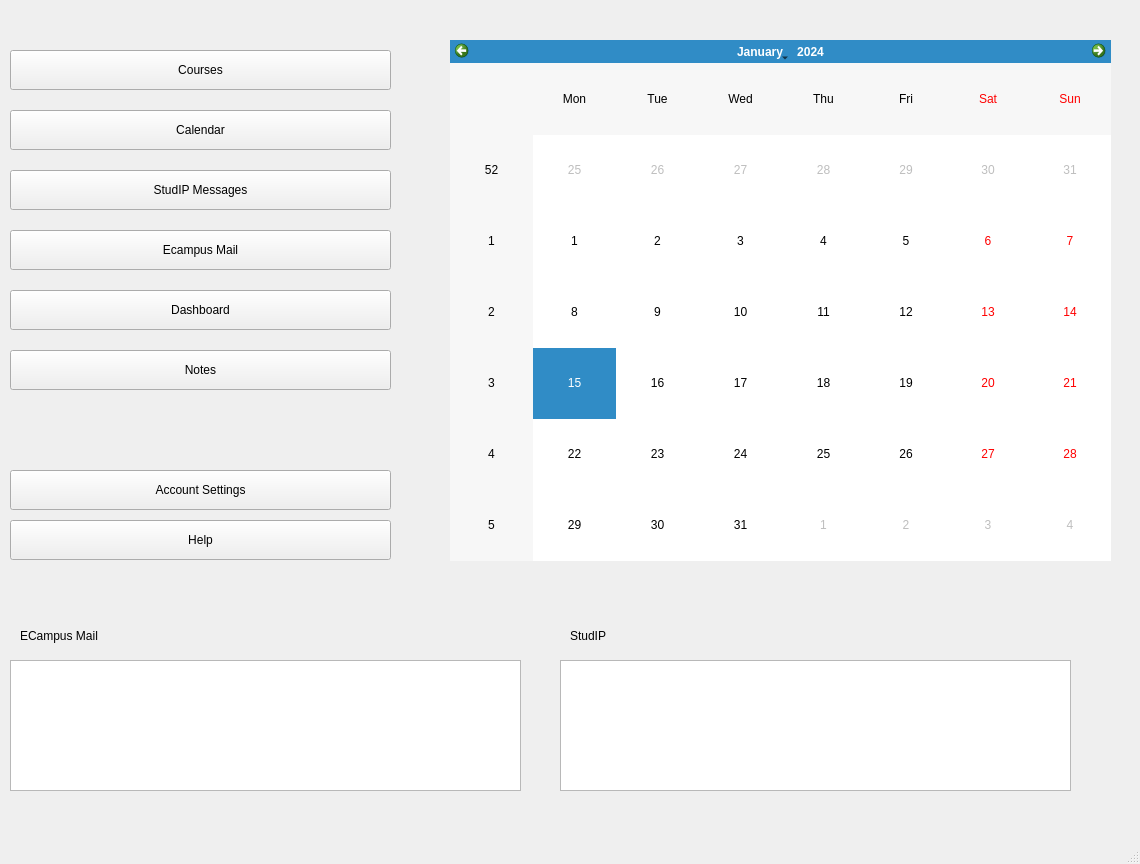
This is main/menu.ui in Demonim/Simargl-Study-Project as Qt 5 draws it before an edit. The edited form follows.
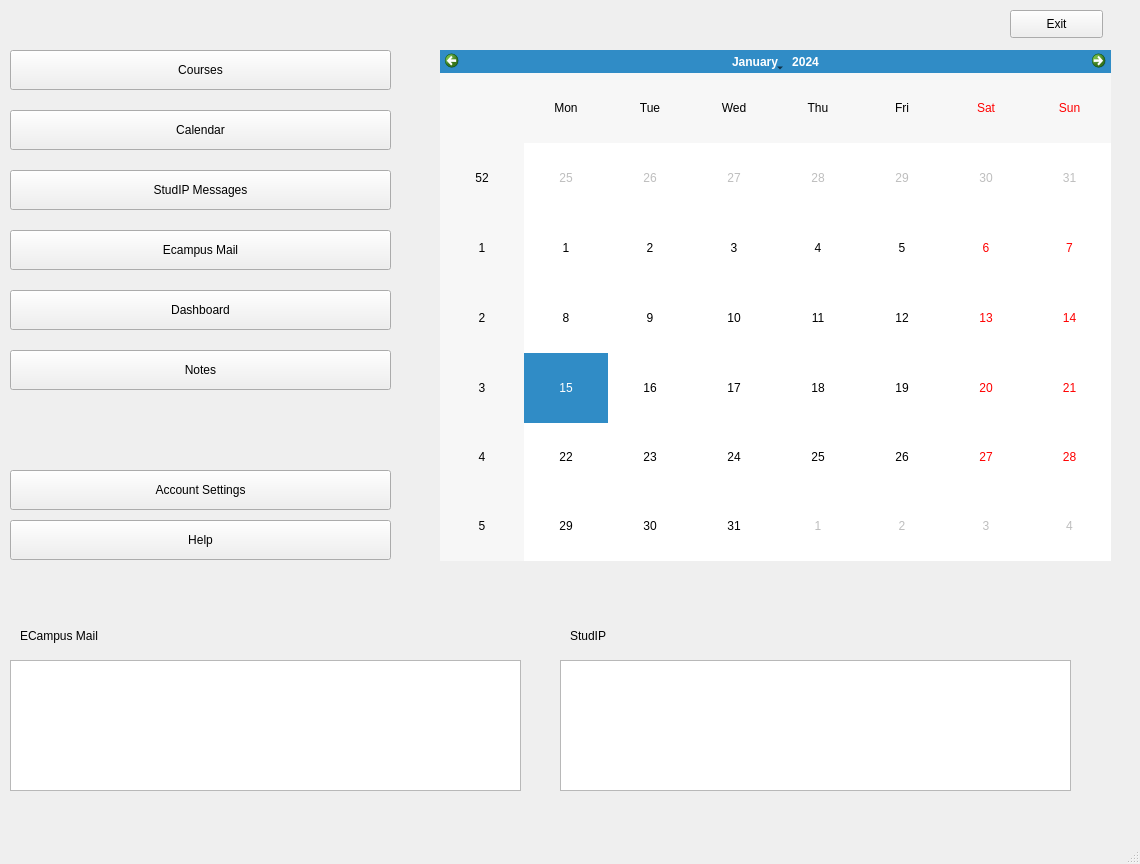
This is the edited form.

Commit message: Adding seperate windows for each button in menu 0.1

```diff
--- a/main/menu.ui
+++ b/main/menu.ui
@@ -121,10 +121,10 @@
    <widget class="QCalendarWidget" name="calendarWidget">
     <property name="geometry">
      <rect>
-      <x>450</x>
-      <y>40</y>
-      <width>661</width>
-      <height>521</height>
+      <x>440</x>
+      <y>50</y>
+      <width>671</width>
+      <height>511</height>
      </rect>
     </property>
     <property name="styleSheet">
@@ -253,6 +253,19 @@
      <string>StudIP</string>
     </property>
    </widget>
+   <widget class="QPushButton" name="Exit_Button">
+    <property name="geometry">
+     <rect>
+      <x>1010</x>
+      <y>10</y>
+      <width>93</width>
+      <height>28</height>
+     </rect>
+    </property>
+    <property name="text">
+     <string>Exit</string>
+    </property>
+   </widget>
   </widget>
   <widget class="QMenuBar" name="menubar">
    <property name="geometry">
```
Left out of the diff: 6 changed lines with no effect on the pictures. The commit also changes 3 other files.
